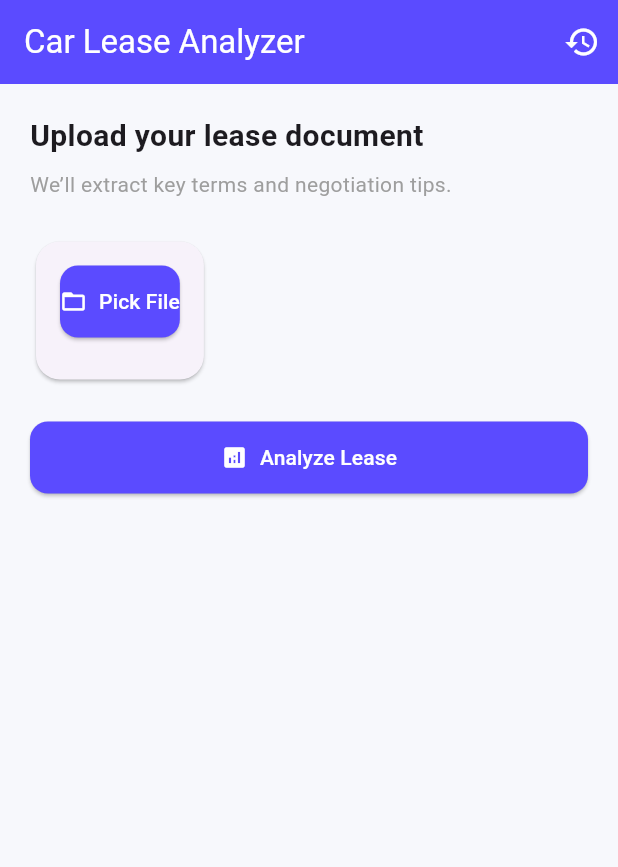
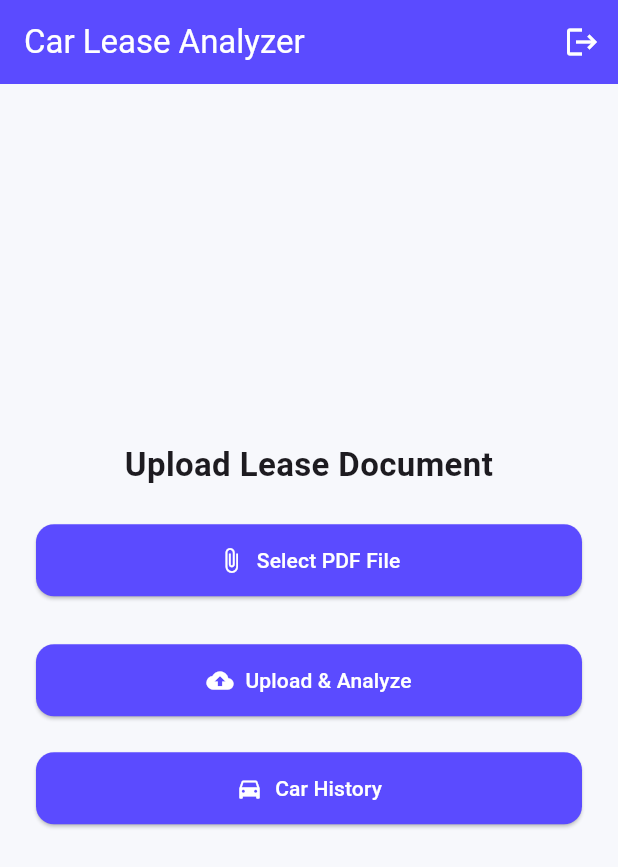
Before and after one commit to pranavchothe/Infosys-Springboard-Virtual-Internship-6.0, a Flutter app: the UploadScreen screen opened directly, on a phone screen of 412 x 824 dp. Shown: the top 867 px of the screen. Run offline on Flutter 3.47's test engine with Material 3 defaults, Android fonts, the phone set to English and light mode, and no system bars; our stand-ins replace file_picker, shared_preferences; accounts and stored records are empty; network calls fail.

Commit message:
Add files via upload

```diff
--- a/Car_lease_Frontend/lib/screens/upload_screen.dart
+++ b/Car_lease_Frontend/lib/screens/upload_screen.dart
@@ -1,12 +1,15 @@
 import 'dart:typed_data';
 import 'package:flutter/material.dart';
 import 'package:file_picker/file_picker.dart';
-import '../services/api_service.dart';
-import 'history_screen.dart';
+import 'package:shared_preferences/shared_preferences.dart';
+
+import 'login_screen.dart';
+import 'car_history_test.dart';
 import 'result_screen.dart';
+import '../services/upload_service.dart';
 
 class UploadScreen extends StatefulWidget {
-  const UploadScreen({super.key});
+  const UploadScreen({Key? key}) : super(key: key);
 
   @override
   State<UploadScreen> createState() => _UploadScreenState();
@@ -15,51 +18,86 @@ class UploadScreen extends StatefulWidget {
 class _UploadScreenState extends State<UploadScreen> {
   Uint8List? fileBytes;
   String? fileName;
+
   bool loading = false;
-  String status = "";
+  String? message;
 
-  void _pickFile() async {
-    FilePickerResult? result = await FilePicker.platform.pickFiles(
+  final uploadService = UploadService();
+
+  // 🔹 Pick PDF file (Web-safe)
+  Future<void> pickFile() async {
+    final result = await FilePicker.platform.pickFiles(
+      type: FileType.custom,
+      allowedExtensions: ['pdf'],
       withData: true,
-      type: FileType.custom,
-      allowedExtensions: ['pdf', 'docx', 'txt'],
     );
 
-    if (result != null) {
+    if (result != null && result.files.single.bytes != null) {
       setState(() {
         fileBytes = result.files.single.bytes;
         fileName = result.files.single.name;
-        status = "Selected: $fileName";
+        message = null;
       });
     }
   }
 
-  void _uploadFile() async {
+  // 🔹 Upload and navigate to ResultScreen
+  Future<void> uploadAndAnalyze() async {
     if (fileBytes == null || fileName == null) {
-      setState(() => status = "Please select a file first.");
+      setState(() {
+        message = "Please select a PDF file first.";
+      });
       return;
     }
 
     setState(() {
       loading = true;
-      status = "Analyzing your lease...";
+      message = null;
     });
 
-    final result =
-        await ApiService().uploadBytes(fileBytes!, fileName!);
+    try {
+      final response = await uploadService.uploadLeaseBytes(
+        fileBytes!,
+        fileName!,
+      );
 
-    setState(() => loading = false);
+      print("UPLOAD RESPONSE: $response");
 
-    if (result != null && mounted) {
+      if (!mounted) return;
+
+      // 🔹 Navigate to your existing ResultScreen
       Navigator.push(
         context,
         MaterialPageRoute(
-          builder: (_) => ResultScreen(result: result),
+          builder: (_) => ResultScreen(result: response),
         ),
       );
-    } else {
-      setState(() => status = "Upload failed.");
+
+    } catch (e) {
+      setState(() {
+        message = "Upload failed: $e";
+      });
+    } finally {
+      if (mounted) {
+        setState(() {
+          loading = false;
+        });
       }
+    }
+  }
+
+  // 🔹 Logout
+  Future<void> logout() async {
+    final prefs = await SharedPreferences.getInstance();
+    await prefs.remove("access_token");
+
+    if (!mounted) return;
+
+    Navigator.pushAndRemoveUntil(
+      context,
+      MaterialPageRoute(builder: (_) => const LoginScreen()),
+      (route) => false,
+    );
   }
 
   @override
@@ -69,72 +107,92 @@ class _UploadScreenState extends State<UploadScreen> {
         title: const Text("Car Lease Analyzer"),
         actions: [
           IconButton(
-            icon: const Icon(Icons.history),
+            onPressed: logout,
+            icon: const Icon(Icons.logout),
+            tooltip: "Logout",
+          ),
+        ],
+      ),
+      body: Center(
+        child: SingleChildScrollView(
+          padding: const EdgeInsets.all(24.0),
+          child: Column(
+            crossAxisAlignment: CrossAxisAlignment.stretch,
+            children: [
+
+              const Text(
+                "Upload Lease Document",
+                style: TextStyle(
+                  fontSize: 22,
+                  fontWeight: FontWeight.bold,
+                ),
+                textAlign: TextAlign.center,
+              ),
+
+              const SizedBox(height: 24),
+
+              // Pick File Button
+              ElevatedButton.icon(
+                onPressed: pickFile,
+                icon: const Icon(Icons.attach_file),
+                label: const Text("Select PDF File"),
+              ),
+
+              const SizedBox(height: 12),
+
+              // Show selected file name
+              if (fileName != null)
+                Text(
+                  "Selected: $fileName",
+                  textAlign: TextAlign.center,
+                ),
+
+              const SizedBox(height: 20),
+
+              // Upload Button
+              ElevatedButton.icon(
+                onPressed: loading ? null : uploadAndAnalyze,
+                icon: const Icon(Icons.cloud_upload),
+                label: const Text("Upload & Analyze"),
+              ),
+
+              const SizedBox(height: 24),
+
+              // Car History Button
+              ElevatedButton.icon(
                 onPressed: () {
                   Navigator.push(
                     context,
-                MaterialPageRoute(builder: (_) => const HistoryScreen()),
+                    MaterialPageRoute(
+                      builder: (_) => CarHistoryTestScreen(),
+                    ),
                   );
                 },
-          ),
-        ],
-      ),
-      body: Padding(
-        padding: const EdgeInsets.all(20),
-        child: Column(
-          crossAxisAlignment: CrossAxisAlignment.start,
-          children: [
-            const Text(
-              "Upload your lease document",
-              style: TextStyle(fontSize: 20, fontWeight: FontWeight.bold),
-            ),
-            const SizedBox(height: 8),
-            const Text(
-              "We’ll extract key terms and negotiation tips.",
-              style: TextStyle(color: Colors.grey),
+                icon: const Icon(Icons.directions_car),
+                label: const Text("Car History"),
               ),
 
               const SizedBox(height: 24),
-            Card(
-              shape: RoundedRectangleBorder(
-                  borderRadius: BorderRadius.circular(16)),
-              child: Padding(
-                padding: const EdgeInsets.all(16),
-                child: Column(
-                  children: [
-                    ElevatedButton.icon(
-                      icon: const Icon(Icons.folder_open),
-                      label: const Text("Pick File"),
-                      onPressed: _pickFile,
+
+              if (loading)
+                const Center(child: CircularProgressIndicator()),
+
+              const SizedBox(height: 12),
+
+              if (message != null)
+                Text(
+                  message!,
+                  textAlign: TextAlign.center,
+                  style: TextStyle(
+                    color: message!.toLowerCase().contains("failed")
+                        ? Colors.red
+                        : Colors.green,
                   ),
-                    const SizedBox(height: 12),
-                    if (fileName != null)
-                      Text(
-                        fileName!,
-                        style: const TextStyle(fontWeight: FontWeight.bold),
                 ),
             ],
           ),
         ),
       ),
-
-            const SizedBox(height: 24),
-            SizedBox(
-              width: double.infinity,
-              child: ElevatedButton.icon(
-                icon: const Icon(Icons.analytics),
-                label: loading
-                    ? const Text("Analyzing...")
-                    : const Text("Analyze Lease"),
-                onPressed: loading ? null : _uploadFile,
-              ),
-            ),
-
-            const SizedBox(height: 16),
-            Text(status, style: const TextStyle(color: Colors.grey)),
-          ],
-        ),
-      ),
     );
   }
 }
```
Also changed, not shown: Car_lease_Frontend/lib/screens/car_history_test.dart (added, +81 -0 lines), Car_lease_Frontend/lib/screens/result_screen.dart (+33 -9 lines), Car_lease_Frontend/lib/screens/history_screen.dart (line endings or trailing spaces). Lines whose indentation alone changed are shown as unchanged.
